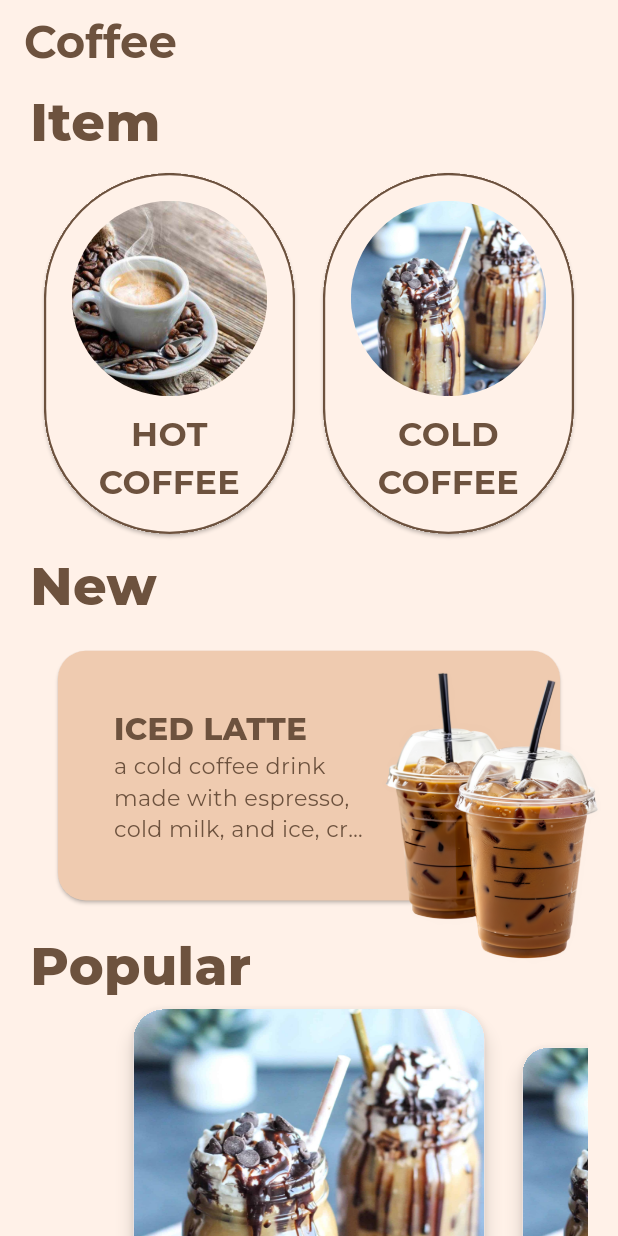
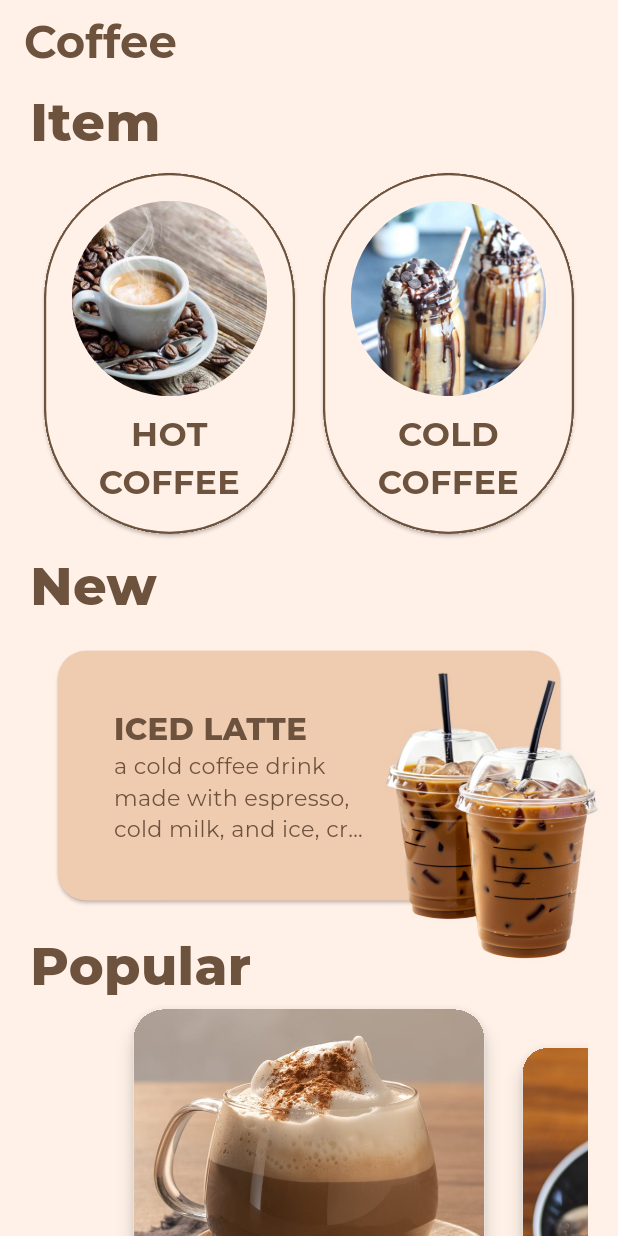
Before and after one commit to kverkholomova/coffee_app, a Flutter app: the screen it shows after launch, on a phone screen of 412 x 824 dp. Run offline on Flutter 3.47's test engine with Material 3 defaults, Android fonts, the phone set to English and light mode, and no system bars; our stand-ins replace google_fonts.

Commit message:
feat: fix card layout and styling in Popular section

```diff
--- a/lib/models/popular_coffee.dart
+++ b/lib/models/popular_coffee.dart
@@ -1,6 +1,7 @@
 class PopularCoffee {
   final String name;
   final String image;
+  final String price;
 
-  PopularCoffee({required this.name, required this.image});
+  PopularCoffee({required this.name, required this.image, required this.price});
 }
--- a/lib/widgets/carousel_widget.dart
+++ b/lib/widgets/carousel_widget.dart
@@ -13,11 +13,10 @@ class _CoffeeCarouselState extends State<CoffeeCarousel> {
   double _currentPage = 0.0;
 
   final List<PopularCoffee> coffees = [
-    PopularCoffee(name: 'Cappuccino', image: "assets/cold_coffee.jpg"),
-    PopularCoffee(name: 'Latte', image: "assets/cold_coffee.jpg"),
-    PopularCoffee(name: 'Espresso', image: "assets/cold_coffee.jpg"),
-    PopularCoffee(name: 'Mocha', image: "assets/cold_coffee.jpg"),
-    PopularCoffee(name: 'Americano', image: "assets/cold_coffee.jpg"),
+    PopularCoffee(name: 'Cappuccino', image: "assets/cappuccino.jpg", price: "24 zł"),
+    PopularCoffee(name: 'Latte', image: "assets/latte.jpg", price: "35 zł"),
+    PopularCoffee(name: 'Espresso', image: "assets/espresso.png", price: "22 zł"),
+    PopularCoffee(name: 'Americano', image: "assets/americano.png", price: "33 zł"),
   ];
 
 
@@ -50,7 +49,7 @@ class _CoffeeCarouselState extends State<CoffeeCarousel> {
                 child: child,
               );
             },
-            child: PopularCoffeeCard(name: coffees[index].name, link: coffees[index].image,),
+            child: PopularCoffeeCard(name: coffees[index].name, link: coffees[index].image, price: coffees[index].price,),
           );
         },
       ),
--- a/lib/widgets/coffee_cards/item_coffee_card.dart
+++ b/lib/widgets/coffee_cards/item_coffee_card.dart
@@ -36,7 +36,9 @@ class ItemCoffeeCard extends StatelessWidget {
               },
               child: Padding(
                 padding: EdgeInsets.symmetric(
-                    vertical: padding, horizontal: padding),
+                    vertical: padding,
+                    horizontal: padding
+                ),
                 child: Column(
                   mainAxisSize: MainAxisSize.min,
                   mainAxisAlignment: MainAxisAlignment.start,
--- a/lib/widgets/coffee_cards/popular_coffee_card.dart
+++ b/lib/widgets/coffee_cards/popular_coffee_card.dart
@@ -1,29 +1,60 @@
 import 'package:flutter/material.dart';
+import 'package:google_fonts/google_fonts.dart';
 
 class PopularCoffeeCard extends StatelessWidget {
   final String name;
   final String link;
+  final String price;
 
-  const PopularCoffeeCard({required this.name, required this.link, Key? key}) : super(key: key);
+  const PopularCoffeeCard({required this.name, required this.link, required this.price, Key? key}) : super(key: key);
 
   @override
   Widget build(BuildContext context) {
-    return Card(
+    return AspectRatio(
+      aspectRatio: 3/2,
+      child: Card(
         clipBehavior: Clip.hardEdge,
         shape: RoundedRectangleBorder(borderRadius: BorderRadius.circular(20)),
         elevation: 5,
+        child: InkWell(
+          splashColor: const Color.fromRGBO(109, 82, 62, 1.0),
+          onTap: () {
+            debugPrint('Card tapped');
+          },
           child: Column(
+            mainAxisSize: MainAxisSize.min,
+            crossAxisAlignment: CrossAxisAlignment.start,
             mainAxisAlignment: MainAxisAlignment.start,
             children: [
               AspectRatio(
                   aspectRatio: 1/1,
-              child: Image.asset(link, height: 150, fit: BoxFit.cover,)),
+                  child: Image.asset(link, fit: BoxFit.cover,)),
               SizedBox(height: 10),
-          Text(
+              Padding(
+                padding: const EdgeInsets.symmetric(horizontal: 15),
+                child: Text(
                   name,
+                  textAlign: TextAlign.start,
+                  style: GoogleFonts.montserrat(
+                    fontSize: 25,
+                    fontWeight: FontWeight.w800, // Extra bold
+                    color: Theme.of(context).textTheme.bodyMedium?.color,
+                  ),
+                ),
+              ),
+              SizedBox(height: 10),
+
+              Padding(
+                padding: const EdgeInsets.symmetric(horizontal: 15),
+                child: Text(
+                  price,
+                  textAlign: TextAlign.end,
                   style: TextStyle(fontSize: 20, fontWeight: FontWeight.bold),
                 ),
+              ),
             ],
+          ),
+        ),
       ),
     );
   }
```
Also changed, not shown: assets/americano.png (added), assets/cappuccino.jpg (added), assets/espresso.png (added), assets/latte.jpg (added). Lines whose indentation alone changed are shown as unchanged.
